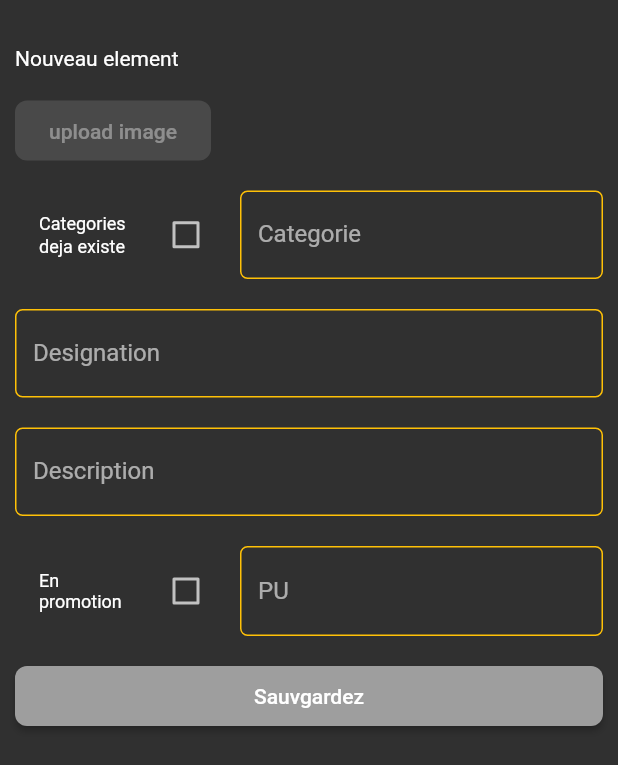
After one commit to Fawzitejini/DevFolio-main, a Flutter app: the AddItem screen opened by its route, on a phone screen of 412 x 824 dp. The commit adds this screen. Shown: the top 765 px of the screen. Run offline on Flutter 3.47's test engine with Material 2 defaults, Android fonts, the phone set to English and light mode, and no system bars; our stand-ins replace animated_background, animated_text_kit, carousel_slider, email_validator, equatable, firebase_database and 7 more; missing offline and left inert: dart:html, firebase, firebase_db_web_unofficial, google_maps, slimy_card; accounts and stored records are empty; Roboto replaces fonts that are missing (Ubuntu).

Commit message:
29/08/2021

```diff
--- /dev/null
+++ b/lib/sections/additem/additem_mobile.dart
@@ -0,0 +1,311 @@
+import 'dart:ui';
+
+import 'package:flutter/material.dart';
+
+bool isExistCategory = false;
+String image;
+bool isSale = false;
+String checkedLabelCaption = "Categories deja existe";
+String unCheckedLabelCaption = "Nouveau categorie";
+String checkedPriceCaption = "En promotion";
+String unCheckedPriceCaption = "Prix unitaire";
+TextEditingController categorie = TextEditingController();
+TextEditingController designation = TextEditingController();
+TextEditingController description = TextEditingController();
+TextEditingController unitPrice = TextEditingController();
+TextEditingController salesPrice = TextEditingController();
+
+class AddItem extends StatefulWidget {
+  const AddItem({Key key}) : super(key: key);
+
+  @override
+  _AddItemState createState() => _AddItemState();
+}
+
+class _AddItemState extends State<AddItem> {
+  @override
+  Widget build(BuildContext context) {
+    return Scaffold(
+        body: Padding(
+      padding: const EdgeInsets.all(10),
+      child: ListView(
+        children: [
+          SizedBox(height: 20),
+          Text("Nouveau element"),
+          SizedBox(height: 20),
+          Row(
+            children: [
+              image == null
+                  ? Container()
+                  : Expanded(
+                      child: CircleAvatar(
+                        radius: 50,
+                        child: Center(
+                            child: Image.asset("assets/dsc.png", width: 95)),
+                      ),
+                    ),
+              Expanded(
+                  flex: 1,
+                  child: Container(
+                      height: 40,
+                      child: ElevatedButton(
+                          style: ElevatedButton.styleFrom(
+                              primary: Colors.grey,
+                              shape: RoundedRectangleBorder(
+                                  borderRadius: BorderRadius.circular(8))),
+                          onPressed: null,
+                          child: Text("upload image")))),
+              Expanded(flex: 2, child: Container())
+            ],
+          ),
+          SizedBox(height: 20),
+          CheckWidget(),
+          SizedBox(
+            height: 20,
+          ),
+          Designation(),
+          SizedBox(height: 20),
+          Description(),
+          SizedBox(
+            height: 20,
+          ),
+          PriceSection(), SizedBox(
+            height: 20,
+          ),Container(
+              height: 40,width:double.infinity,
+              child: ElevatedButton(
+                  style: ElevatedButton.styleFrom(
+                      primary: Colors.grey,
+                      shape: RoundedRectangleBorder(
+                          borderRadius: BorderRadius.circular(8))),
+                  onPressed:()
+                  {
+
+                  } ,
+                  child: Text("Sauvgardez"))),
+
+        ],
+
+      ),
+    ));
+  }
+}
+
+class CheckWidget extends StatefulWidget {
+  const CheckWidget({Key key}) : super(key: key);
+
+  @override
+  _CheckWidgetState createState() => _CheckWidgetState();
+}
+
+class _CheckWidgetState extends State<CheckWidget> {
+  @override
+  Widget build(BuildContext context) {
+    return Row(
+      children: [
+        SizedBox(
+          width:150,
+          child: CheckboxListTile(
+            value: isExistCategory,
+            onChanged: (e) {
+              setState(() {
+                isExistCategory = e;
+              });
+            },
+            title: Text(
+              isExistCategory == true
+                  ? unCheckedLabelCaption
+                  : checkedLabelCaption,
+              style: TextStyle(fontSize: 12),
+            ),
+          ),
+        ),
+        isExistCategory == true
+            ? Expanded(
+                child: DropdownButtonFormField(
+                decoration: const InputDecoration(
+                  enabledBorder: OutlineInputBorder(
+                    borderRadius: BorderRadius.all(Radius.circular(5)),
+                    borderSide: BorderSide(color: Colors.amber),
+                  ),
+                  border: OutlineInputBorder(),
+                ),
+                onChanged: (str) {
+                  categorie.text = str;
+                },
+                items: <String>['Boisson', 'Pizza', 'Burger', 'Sandwish']
+                    .map((String value) {
+                  return DropdownMenuItem<String>(
+                    value: value,
+                    child: Text(value),
+                  );
+                }).toList(),
+                hint: Text("Selectioner Categorie"),
+                disabledHint: Text("Disabled"),
+                elevation: 8,
+                style: TextStyle(color: Colors.white, fontSize: 16),
+                icon: Icon(Icons.arrow_drop_down_circle),
+                iconDisabledColor: Colors.red,
+                iconEnabledColor: Colors.green,
+                isExpanded: true,
+                dropdownColor: Colors.deepOrange,
+              ))
+            : Expanded(
+                child: TextField(
+                  controller: categorie,
+                decoration: InputDecoration(
+                    enabledBorder: OutlineInputBorder(
+                        borderSide: BorderSide(color: Colors.amber),
+                        borderRadius: BorderRadius.circular(5)),
+                    focusedBorder: OutlineInputBorder(
+                        borderSide: BorderSide(color: Colors.green),
+                        borderRadius: BorderRadius.circular(5)),
+                    hintText: 'Categorie',
+                    labelText: "Categorie",
+                    border: OutlineInputBorder(
+                        borderRadius: BorderRadius.circular(5))),
+              )),
+      ],
+    );
+  }
+}
+
+class Designation extends StatefulWidget {
+  const Designation({Key key}) : super(key: key);
+
+  @override
+  _DesignationState createState() => _DesignationState();
+}
+
+class _DesignationState extends State<Designation> {
+  @override
+  Widget build(BuildContext context) {
+    return TextField(
+      controller: designation,
+      decoration: InputDecoration(
+          enabledBorder: OutlineInputBorder(
+              borderSide: BorderSide(color: Colors.amber),
+              borderRadius: BorderRadius.circular(5)),
+          focusedBorder: OutlineInputBorder(
+              borderSide: BorderSide(color: Colors.green),
+              borderRadius: BorderRadius.circular(5)),
+          hintText: 'Designation',
+          labelText: "Designation",
+          border: OutlineInputBorder(borderRadius: BorderRadius.circular(5))),
+    );
+  }
+}
+
+class Description extends StatefulWidget {
+  const Description({Key key}) : super(key: key);
+
+  @override
+  _DescriptionState createState() => _DescriptionState();
+}
+
+class _DescriptionState extends State<Description> {
+  @override
+  Widget build(BuildContext context) {
+    return TextField(
+      controller: description,
+      maxLines: null,
+      decoration: InputDecoration(
+          enabledBorder: OutlineInputBorder(
+              borderSide: BorderSide(color: Colors.amber),
+              borderRadius: BorderRadius.circular(5)),
+          focusedBorder: OutlineInputBorder(
+              borderSide: BorderSide(color: Colors.green),
+              borderRadius: BorderRadius.circular(5)),
+          hintText: 'Description',
+          labelText: "Description",
+          border: OutlineInputBorder(borderRadius: BorderRadius.circular(5))),
+    );
+  }
+}
+
+class PriceSection extends StatefulWidget {
+  const PriceSection({Key key}) : super(key: key);
+
+  @override
+  _PriceSectionState createState() => _PriceSectionState();
+}
+
+class _PriceSectionState extends State<PriceSection> {
+  @override
+  Widget build(BuildContext context) {
+    return Column(
+      children: [
+        Row(
+          children: [
+            SizedBox(
+              width: 150,
+              child: CheckboxListTile(
+                value: isSale,
+                onChanged: (e) {
+                  setState(() {
+                    isSale = e;
+                  });
+                },
+                title: Text(
+                  isSale == true ? unCheckedPriceCaption : checkedPriceCaption,
+                  style: TextStyle(fontSize: 12),
+                ),
+              ),
+            ),
+            isSale == true
+                ? Expanded(
+                    child: Column(
+                    children: [
+                      TextField( controller:unitPrice,
+                        decoration: InputDecoration(
+                            enabledBorder: OutlineInputBorder(
+                                borderSide: BorderSide(color: Colors.amber),
+                                borderRadius: BorderRadius.circular(5)),
+                            focusedBorder: OutlineInputBorder(
+                                borderSide: BorderSide(color: Colors.green),
+                                borderRadius: BorderRadius.circular(5)),
+                            hintText: 'PU',
+                            labelText: "PU",
+                            suffixText: "MAD",
+                            border: OutlineInputBorder(
+                                borderRadius: BorderRadius.circular(5))),
+                      ),
+                      SizedBox(height: 20),
+                      TextField(controller: salesPrice,
+                        decoration: InputDecoration(
+                            enabledBorder: OutlineInputBorder(
+                                borderSide: BorderSide(color: Colors.amber),
+                                borderRadius: BorderRadius.circular(5)),
+                            focusedBorder: OutlineInputBorder(
+                                borderSide: BorderSide(color: Colors.green),
+                                borderRadius: BorderRadius.circular(5)),
+                            hintText: 'Prix de promotion',
+                            labelText: "Prix de promotion",
+                            suffixText: "MAD",
+                            border: OutlineInputBorder(
+                                borderRadius: BorderRadius.circular(5))),
+                      ),
+                    ],
+                  ))
+                : Expanded(
+                    child: TextField(
+                      controller: unitPrice,
+                    decoration: InputDecoration(
+                        enabledBorder: OutlineInputBorder(
+                            borderSide: BorderSide(color: Colors.amber),
+                            borderRadius: BorderRadius.circular(5)),
+                        focusedBorder: OutlineInputBorder(
+                            borderSide: BorderSide(color: Colors.green),
+                            borderRadius: BorderRadius.circular(5)),
+                        hintText: 'PU',
+                        labelText: "PU",
+                        suffixText: "MAD",
+                        border: OutlineInputBorder(
+                            borderRadius: BorderRadius.circular(5))),
+                  )),
+          ],
+        )
+      ],
+    );
+  }
+}
--- a/pubspec.yaml
+++ b/pubspec.yaml
@@ -41,7 +41,6 @@ dependencies:
   flutter_bloc: ^7.0.1
   equatable: ^2.0.3
   firebase_core: ^1.0.3
-  firebase_db_web_unofficial: ^0.0.2
   firebase_auth_web:
   firebase_database: ^7.1.2
   animations: ^2.0.1
@@ -50,6 +49,8 @@ dependencies:
   splashscreen:
   slimy_card: ^1.0.4
   moor: ^4.4.1
+  firebase_db_web_unofficial: ^0.0.2
+
   flutter_custom_clippers: ^2.0.0
 dev_dependencies:
   flutter_test:
```
Also changed, not shown: lib/main.dart (+12 -5 lines), lib/menu/bloc/repository/bloc_stock_model.dart (+137 -21 lines), lib/menu/bloc/repository/firebase_stock_model.dart (+98 -9 lines), lib/menu/bloc/repository/setstock.dart (added, +54 -0 lines), lib/public_data.dart (added, +18 -0 lines), 3 other files.
